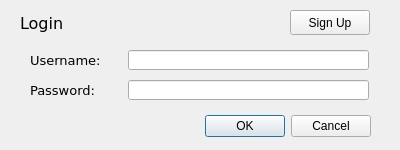
Above: ui/login.ui from kristofanita/thesisKarateAnalysis before the change. Below: the same form after it.
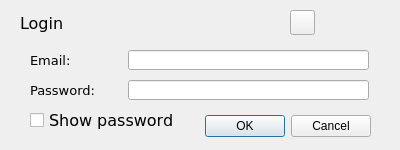
That is the form after the change. Icons and pictures are not drawn.

```diff
--- a/ui/login.ui
+++ b/ui/login.ui
@@ -74,7 +74,7 @@
     </font>
    </property>
    <property name="text">
-    <string>Username:</string>
+    <string>Email:</string>
    </property>
   </widget>
   <widget class="QLabel" name="label_3">
@@ -106,18 +106,47 @@
     </rect>
    </property>
   </widget>
+  <widget class="QCheckBox" name="show_pwd">
+    <property name="geometry">
+     <rect>
+      <x>30</x>
+      <y>110</y>
+      <width>150</width>
+      <height>20</height>
+     </rect>
+    </property>
+    <property name="font">
+     <font>
+      <family>Verdana</family>
+      <pointsize>12</pointsize>
+     </font>
+    </property>
+    <property name="text">
+     <string>Show password</string>
+    </property>
+  </widget>
   <widget class="QPushButton" name="signUp">
    <property name="geometry">
     <rect>
      <x>290</x>
      <y>10</y>
-     <width>80</width>
+     <width>25</width>
      <height>25</height>
     </rect>
    </property>
    <property name="text">
-    <string>Sign Up</string>
-   </property>
+     <string/>
+    </property>
+    <property name="icon">
+     <iconset>
+      <normaloff>../assets/register_50.png</normaloff>../assets/register_50.png</iconset>
+    </property>
+    <property name="iconSize">
+     <size>
+      <width>25</width>
+      <height>25</height>
+     </size>
+    </property>
   </widget>
  </widget>
  <resources/>
```
Left out of the diff: 2 changed lines with no effect on the pictures.
